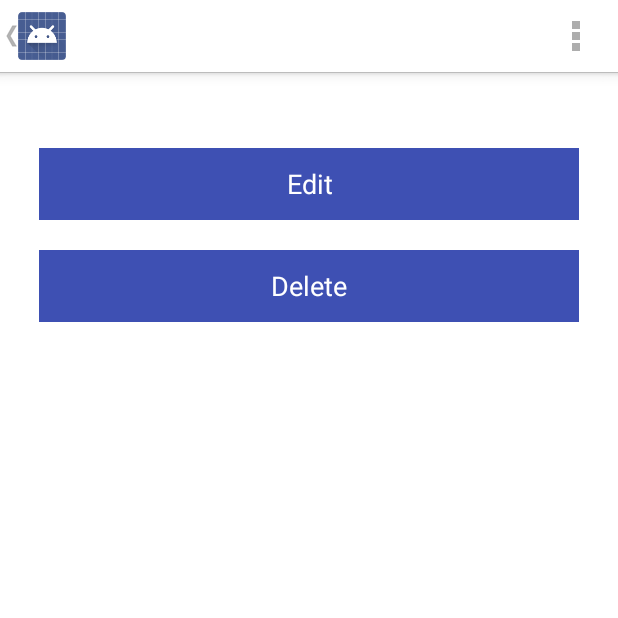
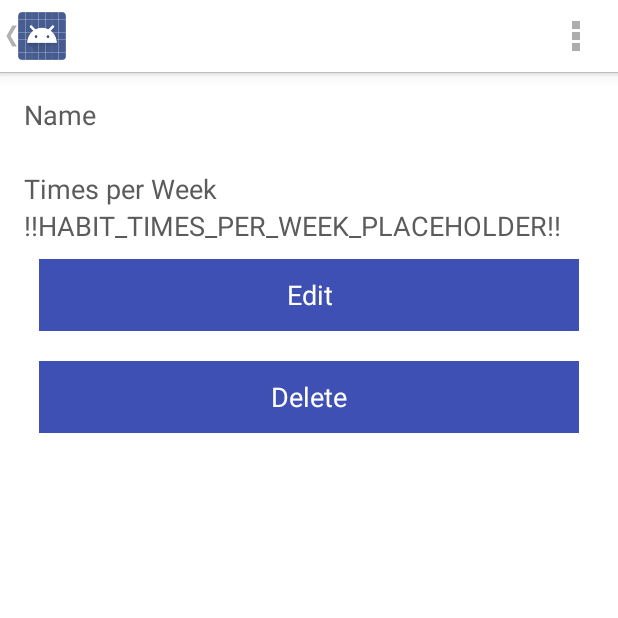
Before and after one commit to javonharper/familiar, an Android app: the HabitShowActivity screen opened directly, with no data from a screen before it, on a phone screen of 412 x 824 dp, the top half of it. Run offline under Robolectric (Android 15) with nearby library versions, the phone set to English and light mode, and no system bars; 4 statements that could not run were skipped.

Commit message:
Add times per duration to show and list item view

```diff
--- a/app/src/main/java/com/javonharper/familiar/HabitShowActivity.java
+++ b/app/src/main/java/com/javonharper/familiar/HabitShowActivity.java
@@ -27,8 +27,10 @@ public class HabitShowActivity extends Activity {
         getActionBar().setDisplayHomeAsUpEnabled(true);
 
         TextView nameView = (TextView) findViewById(R.id.habit_name);
+        nameView.setText(habit.getName());
 
-        nameView.setText(habit.getName());
+        TextView timesPerWeekView = (TextView) findViewById(R.id.habit_times_per_week);
+        timesPerWeekView.setText(habit.getTimesPerDuration().toString());
 
         Button deleteButton = (Button) findViewById(R.id.delete_habit);
 
--- a/app/src/main/java/com/javonharper/familiar/HabitsAdapter.java
+++ b/app/src/main/java/com/javonharper/familiar/HabitsAdapter.java
@@ -25,8 +25,10 @@ public class HabitsAdapter extends ArrayAdapter<Habit> {
         }
 
         TextView nameView = (TextView) convertView.findViewById(R.id.habit_name);
+        nameView.setText(habit.getName());
 
-        nameView.setText(habit.getName());
+        TextView timesPerDurationView = (TextView) convertView.findViewById(R.id.habit_times_per_duration);
+        timesPerDurationView.setText(habit.getTimesPerDuration().toString());
 
         return convertView;
     }
--- a/app/src/main/res/layout/activity_habit_show.xml
+++ b/app/src/main/res/layout/activity_habit_show.xml
@@ -15,11 +15,48 @@
         android:layout_height="wrap_content">
 
         <TextView
+            android:layout_width="wrap_content"
+            android:layout_height="wrap_content"
+            android:textSize="@dimen/text_size"
+            android:text="@string/name"
+            android:textColor="@color/text_color"/>
+    </LinearLayout>
+
+    <LinearLayout
+        android:layout_width="match_parent"
+        android:layout_height="wrap_content">
+
+        <TextView
             android:id="@+id/habit_name"
             android:layout_width="wrap_content"
             android:layout_height="wrap_content"
             android:textSize="@dimen/text_size"
             android:text="!!HABIT_NAME_PLACEHOLDER!!"
+            android:textColor="@color/text_color"/>
+    </LinearLayout>
+
+    <LinearLayout
+        android:layout_width="match_parent"
+        android:layout_height="wrap_content">
+
+        <TextView
+            android:layout_width="wrap_content"
+            android:layout_height="wrap_content"
+            android:textSize="@dimen/text_size"
+            android:text="@string/times_per_week"
+            android:textColor="@color/text_color"/>
+    </LinearLayout>
+
+    <LinearLayout
+        android:layout_width="match_parent"
+        android:layout_height="wrap_content">
+
+        <TextView
+            android:id="@+id/habit_times_per_week"
+            android:layout_width="wrap_content"
+            android:layout_height="wrap_content"
+            android:textSize="@dimen/text_size"
+            android:text="!!HABIT_TIMES_PER_WEEK_PLACEHOLDER!!"
             android:textColor="@color/text_color"/>
     </LinearLayout>
 
--- a/app/src/main/res/layout/habit_list_item.xml
+++ b/app/src/main/res/layout/habit_list_item.xml
@@ -7,7 +7,7 @@
     android:paddingBottom="@dimen/activity_vertical_margin"
     android:paddingLeft="@dimen/activity_horizontal_margin"
     android:paddingRight="@dimen/activity_horizontal_margin"
-    android:orientation="vertical">
+    android:orientation="horizontal">
 
     <TextView
         android:id="@+id/habit_name"
@@ -15,5 +15,15 @@
         android:layout_height="wrap_content"
         android:textColor="@color/text_color"
         android:textSize="@dimen/text_size"
-        android:text="!!!HABIT NAME PLACEHOLDER!!!"/>
+        android:text="!!!HABIT NAME PLACEHOLDER!!!"
+        />
+
+    <TextView
+        android:id="@+id/habit_times_per_duration"
+        android:layout_width="wrap_content"
+        android:layout_height="wrap_content"
+        android:textColor="@color/text_color"
+        android:textSize="@dimen/text_size"
+        android:layout_gravity="right"
+        android:text="!!!HABIT TIMES_PER_DURATION PLACEHOLDER!!!"/>
 </LinearLayout>
--- a/app/src/main/res/values/colors.xml
+++ b/app/src/main/res/values/colors.xml
@@ -2,11 +2,11 @@
 <resources>
 
     <color name="white">#FFFFFF</color>
-    <color name="gray">#7D7D7D</color>
+    <color name="black">#ff5b5b5b</color>
     <color name="blue">#3E50B3</color>
 
     <color name="background_color">@color/white</color>
-    <color name="text_color">@color/gray</color>
+    <color name="text_color">@color/black</color>
     <color name="button_background_color">@color/blue</color>
     <color name="button_text_color">@color/white</color>
     </resources>
```
